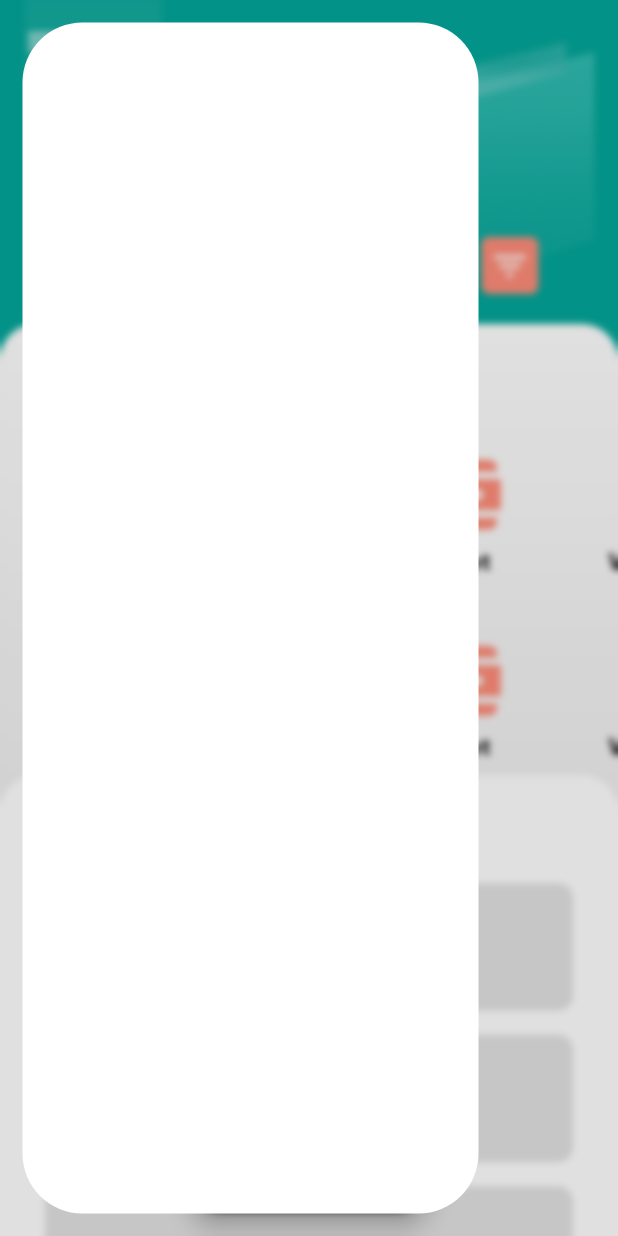
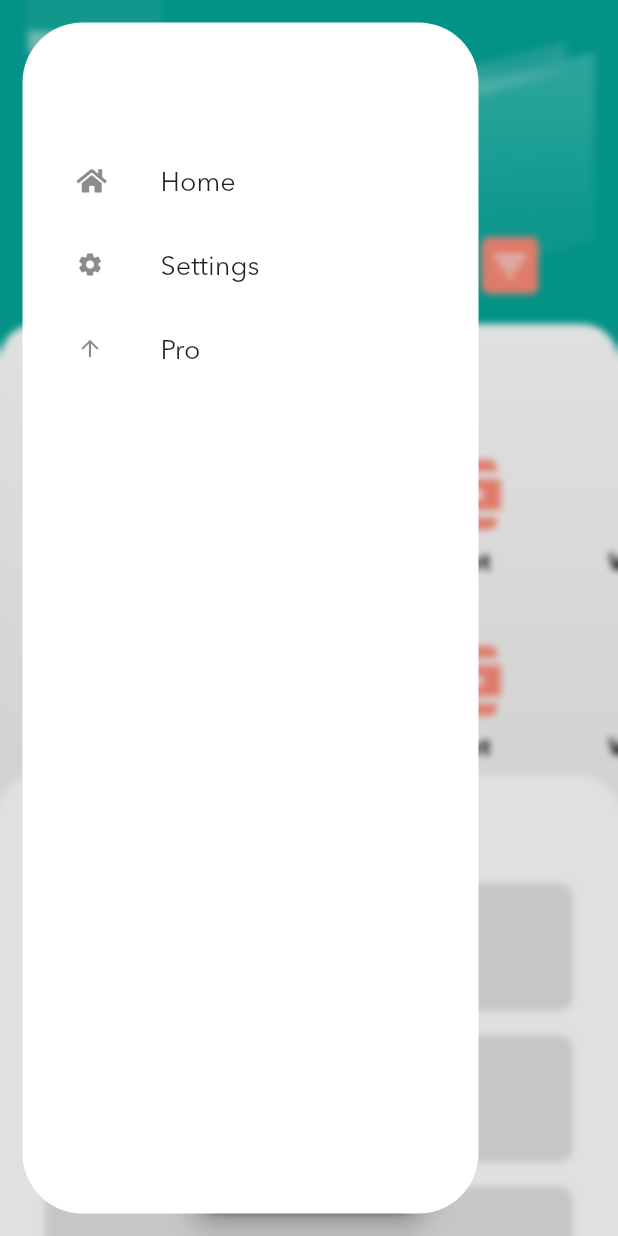
Before and after one commit to zorro-ftw/digivo, a Flutter app: the HomeView screen opened by its route, with the side drawer open, on a phone screen of 412 x 824 dp. Run offline on Flutter 3.47's test engine with Material 2 defaults, Android fonts, the phone set to English and light mode, and no system bars; our stand-ins replace dotted_line, font_awesome_flutter, pinput, stacked, stacked_services.

Commit message:
HomeView drawer is updated.

```diff
--- a/lib/app/app.dart
+++ b/lib/app/app.dart
@@ -1,12 +1,16 @@
 import 'package:digivo/ui/home/home_view.dart';
 import 'package:digivo/ui/login/login_view.dart';
+import 'package:digivo/ui/settings/settings_view.dart';
 import 'package:stacked/stacked_annotations.dart';
 
 import 'package:stacked_services/stacked_services.dart';
 
 @StackedApp(routes: [
   MaterialRoute(page: LoginView, initial: true),
-  MaterialRoute(page: HomeView)
+  MaterialRoute(page: HomeView),
+  MaterialRoute(
+    page: SettingsView,
+  ),
 ], dependencies: [
   LazySingleton(classType: NavigationService),
 ])
--- /dev/null
+++ b/lib/models/drawer_item.dart
@@ -0,0 +1,15 @@
+import 'package:flutter/material.dart';
+
+class DrawerItem {
+  DrawerItem(
+      {required this.icon,
+      required this.title,
+      this.routeName,
+      this.isEnabled = true});
+  final IconData icon;
+  final String title;
+  bool isEnabled;
+
+  /// Indicates which page to navigate to when tapped.
+  final String? routeName;
+}
--- /dev/null
+++ b/lib/ui/home/custom_drawer/custom_drawer.dart
@@ -0,0 +1,52 @@
+import 'dart:ui';
+import 'package:digivo/ui/home/custom_drawer/custom_drawer_viewmodel.dart';
+import 'package:flutter/material.dart';
+import 'package:digivo/widgets/drawer_tile.dart';
+import 'package:stacked/stacked.dart';
+
+class CustomDrawer extends StatelessWidget {
+  const CustomDrawer({Key? key, required this.size}) : super(key: key);
+  final Size size;
+
+  @override
+  Widget build(BuildContext context) {
+    return ViewModelBuilder<CustomDrawerViewModel>.nonReactive(
+      viewModelBuilder: () => CustomDrawerViewModel(),
+      builder: (context, model, child) => Padding(
+        padding: const EdgeInsets.only(left: 15, top: 15, bottom: 15),
+        child: Drawer(
+          elevation: 0,
+          child: BackdropFilter(
+            filter: ImageFilter.blur(sigmaX: 2.5, sigmaY: 2.5),
+            child: Container(
+              decoration: const BoxDecoration(
+                color: Colors.white,
+                borderRadius: BorderRadius.all(
+                  Radius.circular(40),
+                ),
+              ),
+              child: Column(
+                mainAxisSize: MainAxisSize.max,
+                children: [
+                  const SizedBox(
+                    height: 80,
+                  ),
+                  Expanded(
+                    child: ListView.builder(
+                      primary: true,
+                      itemBuilder: (context, index) => DrawerTile(
+                        drawerItem: model.drawerItemsList[index],
+                        onTap: null,
+                      ),
+                      itemCount: model.drawerItemsList.length,
+                    ),
+                  )
+                ],
+              ),
+            ),
+          ),
+        ),
+      ),
+    );
+  }
+}
--- /dev/null
+++ b/lib/ui/home/custom_drawer/custom_drawer_viewmodel.dart
@@ -0,0 +1,29 @@
+import 'package:digivo/app/app.locator.dart';
+import 'package:digivo/app/app.router.dart';
+import 'package:digivo/models/drawer_item.dart';
+import 'package:font_awesome_flutter/font_awesome_flutter.dart';
+import 'package:stacked/stacked.dart';
+import 'package:flutter/material.dart';
+import 'package:stacked_services/stacked_services.dart';
+
+class CustomDrawerViewModel extends BaseViewModel {
+  final _navigationService = locator<NavigationService>();
+  final List<DrawerItem> drawerItemsList = [
+    DrawerItem(
+      icon: FontAwesomeIcons.home,
+      title: 'Home',
+      routeName: Routes.homeView,
+    ),
+    DrawerItem(
+      icon: Icons.settings_rounded,
+      title: 'Settings',
+      // routeName: Routes.settingsView,
+    ),
+    DrawerItem(
+        icon: Icons.arrow_upward_rounded, title: 'Pro', isEnabled: false),
+  ];
+
+  void navigate(String page) {
+    _navigationService.navigateTo(page);
+  }
+}
--- a/lib/ui/home/home_view.dart
+++ b/lib/ui/home/home_view.dart
@@ -1,6 +1,6 @@
 import 'package:digivo/constants.dart';
 import 'package:digivo/ui/home/home_viewmodel.dart';
-import 'package:digivo/widgets/custom_drawer.dart';
+import 'package:digivo/ui/home/custom_drawer/custom_drawer.dart';
 import 'package:digivo/widgets/last_saved_accounts_draggable_sheet.dart';
 import 'package:digivo/widgets/search_bar.dart';
 import 'package:flutter/material.dart';
@@ -15,9 +15,9 @@ class HomeView extends StatelessWidget {
   Widget build(BuildContext context) {
     final numbers = List.generate(18, (index) => index);
     final size = MediaQuery.of(context).size;
-    print(size.height);
+
     final double _gridViewHeight = size.height - 305 - size.height * 0.18;
-    print(_gridViewHeight);
+
     return ViewModelBuilder<HomeViewModel>.nonReactive(
       viewModelBuilder: () => HomeViewModel(),
       builder: (context, model, child) => SafeArea(
@@ -56,7 +56,9 @@ class HomeView extends StatelessWidget {
                 backgroundColor: Colors.transparent,
                 elevation: 0,
               ),
-              drawer: const CustomDrawer(),
+              drawer: CustomDrawer(
+                size: size,
+              ),
               body: Stack(
                 children: [
                   Column(
--- /dev/null
+++ b/lib/ui/settings/settings_view.dart
@@ -0,0 +1,15 @@
+import 'package:digivo/ui/settings/settings_viewmodel.dart';
+import 'package:flutter/material.dart';
+import 'package:stacked/stacked.dart';
+
+class SettingsView extends StatelessWidget {
+  const SettingsView({Key? key}) : super(key: key);
+
+  @override
+  Widget build(BuildContext context) {
+    return ViewModelBuilder<SettingsViewModel>.reactive(
+      builder: (context, model, child) => const Scaffold(),
+      viewModelBuilder: () => SettingsViewModel(),
+    );
+  }
+}
--- /dev/null
+++ b/lib/ui/settings/settings_viewmodel.dart
@@ -0,0 +1,3 @@
+import 'package:stacked/stacked.dart';
+
+class SettingsViewModel extends BaseViewModel {}
--- a/lib/widgets/category_tile.dart
+++ b/lib/widgets/category_tile.dart
@@ -12,7 +12,6 @@ class CategoryTile extends StatelessWidget {
 
   @override
   Widget build(BuildContext context) {
-    print(_containerHeight);
     return Column(
       crossAxisAlignment: CrossAxisAlignment.start,
       mainAxisAlignment: MainAxisAlignment.center,
--- a/lib/widgets/custom_drawer.dart
+++ /dev/null
@@ -1,31 +0,0 @@
-import 'dart:ui';
-
-import 'package:flutter/material.dart';
-
-class CustomDrawer extends StatelessWidget {
-  const CustomDrawer({Key? key}) : super(key: key);
-
-  @override
-  Widget build(BuildContext context) {
-    return Padding(
-      padding: const EdgeInsets.only(left: 15, top: 15, bottom: 15),
-      child: Drawer(
-        elevation: 0,
-        child: BackdropFilter(
-          filter: ImageFilter.blur(sigmaX: 2.5, sigmaY: 2.5),
-          child: Container(
-            decoration: const BoxDecoration(
-              color: Colors.white,
-              borderRadius: BorderRadius.all(
-                Radius.circular(40),
-              ),
-            ),
-            child: Column(
-              mainAxisSize: MainAxisSize.max,
-            ),
-          ),
-        ),
-      ),
-    );
-  }
-}
--- /dev/null
+++ b/lib/widgets/drawer_tile.dart
@@ -0,0 +1,31 @@
+import 'package:digivo/models/drawer_item.dart';
+import 'package:flutter/material.dart';
+
+class DrawerTile extends StatelessWidget {
+  const DrawerTile({Key? key, required this.drawerItem, this.onTap})
+      : super(key: key);
+
+  final DrawerItem drawerItem;
+  final VoidCallback? onTap;
+  @override
+  Widget build(BuildContext context) {
+    return Material(
+      child: Padding(
+        padding: const EdgeInsets.symmetric(horizontal: 20),
+        child: ListTile(
+          shape:
+              RoundedRectangleBorder(borderRadius: BorderRadius.circular(30)),
+          title: Text(
+            drawerItem.title,
+            style: const TextStyle(fontFamily: 'AvenirNext', fontSize: 18),
+          ),
+          leading: Icon(
+            drawerItem.icon,
+            size: 18,
+          ),
+          onTap: onTap,
+        ),
+      ),
+    );
+  }
+}
--- a/lib/widgets/search_bar.dart
+++ b/lib/widgets/search_bar.dart
@@ -28,9 +28,9 @@ class SearchBar extends StatelessWidget {
               fontSize: 16,
             ),
             decoration: InputDecoration(
-                hintText: 'Search',
+                hintText: 'Search Category',
                 hintStyle: const TextStyle(
-                    color: kHomeSearchBarTextColor, fontSize: 16),
+                    color: kHomeSearchBarTextColor, fontSize: 15),
                 contentPadding: EdgeInsets.zero,
                 prefixIcon: const Icon(
                   FontAwesomeIcons.search,
```
Also changed, not shown: lib/widgets/drawer_card.dart (deleted).
